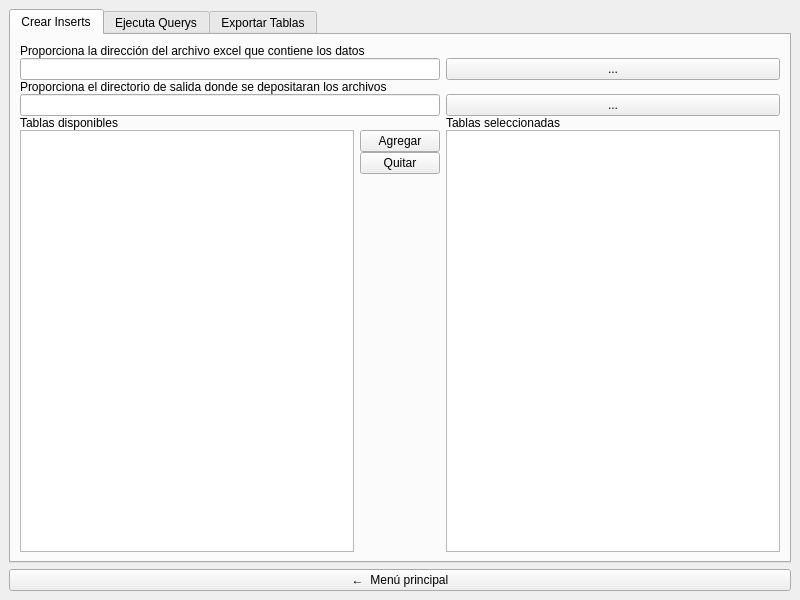
Qt form ui/PanelPrincipal.ui (JorgeLealV/ProyUtileriasSQL) before a commit.
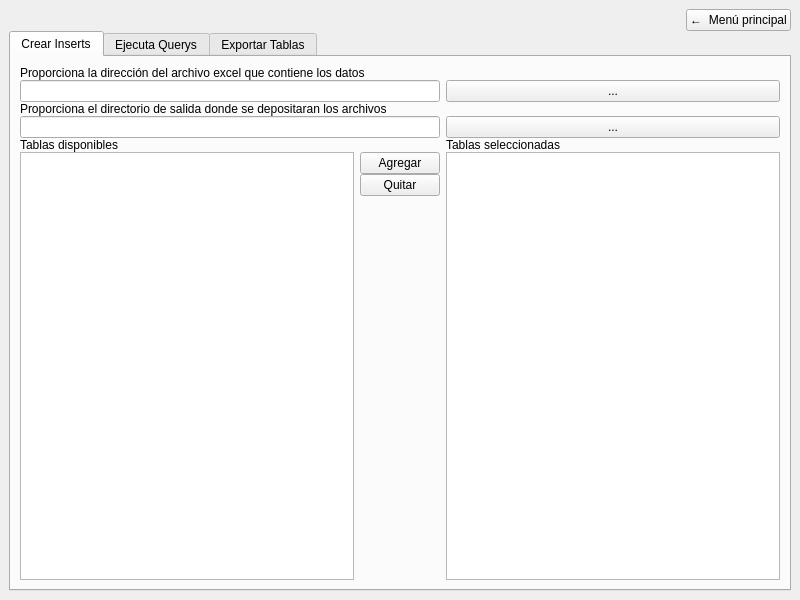
The same form after that commit.

Patch:
```diff
--- a/ui/PanelPrincipal.ui
+++ b/ui/PanelPrincipal.ui
@@ -15,6 +15,39 @@
   </property>
   <widget class="QWidget" name="centralwidget">
    <layout class="QVBoxLayout" name="verticalLayout">
+    <property name="spacing">
+     <number>0</number>
+    </property>
+    <item>
+     <layout class="QHBoxLayout" name="topBarLayout">
+      <property name="contentsMargins">
+       <number>8</number>
+       <number>6</number>
+       <number>8</number>
+       <number>6</number>
+      </property>
+      <item>
+       <spacer name="horizontalSpacer_top">
+        <property name="orientation">
+         <enum>Qt::Orientation::Horizontal</enum>
+        </property>
+        <property name="sizeHint" stdset="0">
+         <size>
+          <width>40</width>
+          <height>20</height>
+         </size>
+        </property>
+       </spacer>
+      </item>
+      <item>
+       <widget class="QPushButton" name="btn_salir">
+        <property name="text">
+         <string>←  Menú principal</string>
+        </property>
+       </widget>
+      </item>
+     </layout>
+    </item>
     <item>
      <widget class="QTabWidget" name="tabWidget">
       <property name="currentIndex">
@@ -130,13 +163,6 @@
       </widget>
      </widget>
     </item>
-    <item>
-     <widget class="QPushButton" name="btn_salir">
-      <property name="text">
-       <string>←  Menú principal</string>
-      </property>
-     </widget>
-    </item>
    </layout>
   </widget>
  </widget>
```
